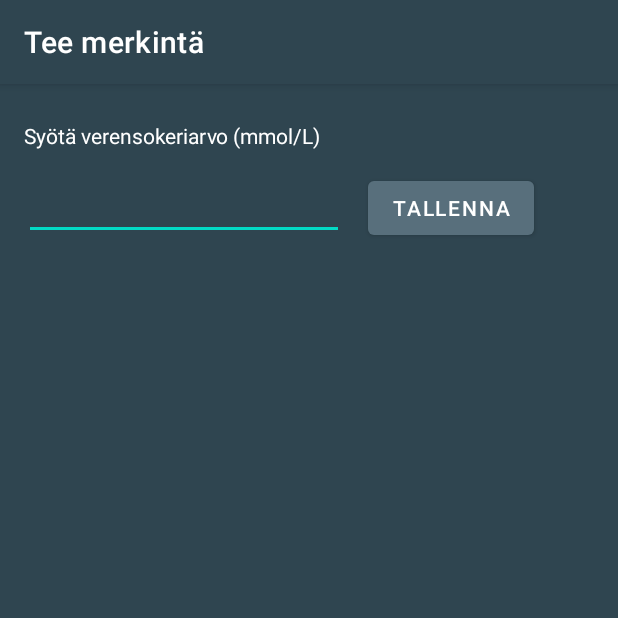
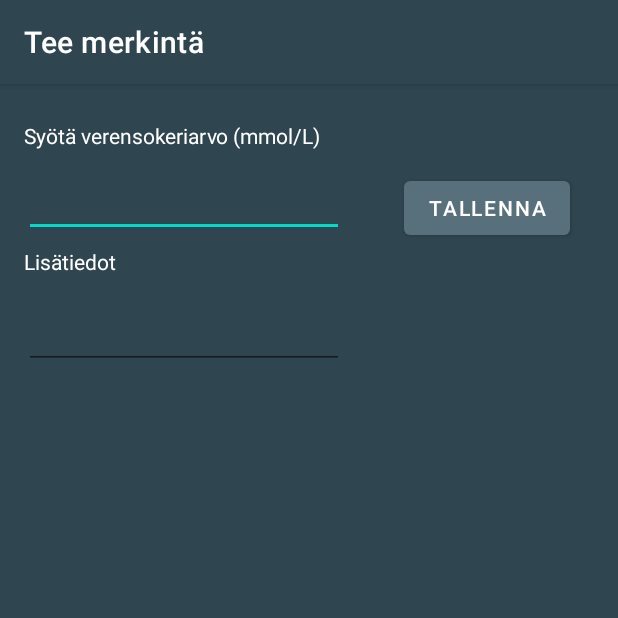
Before and after one commit to RaikasNeiti/Ryhm-kaakko-Android-Project, an Android app: the activity_diary_new screen opened directly, with no data from a screen before it, after a tap on "TALLENNA", on a phone screen of 412 x 824 dp, the top half of it. Run offline under Robolectric (Android 15) with nearby library versions, the phone set to English and light mode, and no system bars.

Commit message:
Lisätty uusi sarake tietokantaan lisätiedoille. Lisätty activity_diary_details-aktiviteettiin lisätiedot-kenttä, johon haetaan käyttäjän verensokerimerkinnän yhteydessä syöttämät lisätiedot. Annettu luokille järkevämmät nimet.

```diff
--- a/app/src/main/java/com/example/ryhmakaakkoapplication/MainActivity.java
+++ b/app/src/main/java/com/example/ryhmakaakkoapplication/MainActivity.java
@@ -18,7 +18,7 @@ import java.util.ArrayList;
 /**
  * MainActivity-luokka sisältää UI-kenttien päivittämiseen liittyvän koodin
  * @author Olli Kolkki, Felix Uimonen, Joni Tahvanainen, Teemu Olkkonen
- * @version 4.20 3/2019
+ * @version 2.0 3/2019
  */
 
 public class MainActivity extends AppCompatActivity implements SensorEventListener, StepListener {
@@ -36,8 +36,9 @@ public class MainActivity extends AppCompatActivity implements SensorEventListen
     SharedPreferences sharedpreferences;
     Calculator calculator;
 
-    /**
-     * Luodaan onCreate eventti
+    /*
+     * Funktio, joka kutsutaan kun aktiviteetti luodaan.
+     * @param savedInstanceState = referenssi Bundle-objektiin, joka annetaan onCreate-funktiolle
      */
     @Override
     protected void onCreate(Bundle savedInstanceState) {
@@ -45,7 +46,6 @@ public class MainActivity extends AppCompatActivity implements SensorEventListen
         super.onCreate(savedInstanceState);
         setContentView(R.layout.activity_main);
 
-        // Get an instance of the SensorManager
         sensorManager = (SensorManager) getSystemService(SENSOR_SERVICE);
         accel = sensorManager.getDefaultSensor(Sensor.TYPE_ACCELEROMETER);
         simpleStepDetector = new StepDetector();
@@ -53,8 +53,8 @@ public class MainActivity extends AppCompatActivity implements SensorEventListen
         TextView Steps = findViewById(R.id.stepcountView);
 
         sensorManager.registerListener(MainActivity.this, accel, SensorManager.SENSOR_DELAY_FASTEST);
+        sharedpreferences = getPreferences(MODE_PRIVATE);
 
-        sharedpreferences = getPreferences(MODE_PRIVATE);
         if(sharedpreferences.contains("steps")) {
             Gson gson = new Gson();
             String json = sharedpreferences.getString("steps", "");
@@ -66,7 +66,7 @@ public class MainActivity extends AppCompatActivity implements SensorEventListen
     }
 
     /**
-     * Hyödynnetään gson ja json tiedontallennus
+     * Funktio tallentaa askeltietoja sovelluksen siirryttyä pause-tilaan
      */
     protected void onPause() {
         super.onPause();
@@ -80,7 +80,7 @@ public class MainActivity extends AppCompatActivity implements SensorEventListen
     }
 
     /**
-     * Kun sovellukseen palataan pause/destroyed tilasta, se palauttaa arvot jotka on tallennettu databasiin tai sharedpreferences.
+     * Kun sovellukseen palataan pause/destroyed tilasta, tämä funktio palauttaa tallennetut arvot.
      */
     protected void onResume() {
         super.onResume();
@@ -105,7 +105,7 @@ public class MainActivity extends AppCompatActivity implements SensorEventListen
     }
 
     /**
-     * Kun sovellus sammutetaan tämä methodi varmistaa että askelmittaukseen tarvittavat sensorit sammutetaan.
+     * Kun sovellus sammutetaan tämä metodi varmistaa että askelmittaukseen tarvittavat sensorit sammutetaan.
      */
 
     @Override
@@ -119,7 +119,7 @@ public class MainActivity extends AppCompatActivity implements SensorEventListen
     }
 
     /**
-     * kun sensori tunnistaa liikettä tämä methodi aktivoidaan.
+     * Kun sensori tunnistaa liikettä tämä methodi aktivoidaan.
      * @param event muuttuja sensorin muutokselle.
      */
 
@@ -143,8 +143,8 @@ public class MainActivity extends AppCompatActivity implements SensorEventListen
     }
 
     /**
-     * Päivittää askel-kenttää lisäämällä yhden askeleen.
      *
+     * @param timeNs Mikä tämä on?
      */
     @Override
     public void step(long timeNs) {
@@ -163,12 +163,12 @@ public class MainActivity extends AppCompatActivity implements SensorEventListen
     }
 
     public void openNote(View view)    {
-        Intent intent = new Intent(this, activity_diary_entry.class);
+        Intent intent = new Intent(this, activity_diary_new.class);
         startActivity(intent);
     }
 
     public void openGoal(View view) {
-        Intent intent = new Intent(this, activity_goal_entry.class);
+        Intent intent = new Intent(this, activity_settings.class);
         startActivity(intent);
     }
 
--- a/app/src/main/java/com/example/ryhmakaakkoapplication/activity_diary.java
+++ b/app/src/main/java/com/example/ryhmakaakkoapplication/activity_diary.java
@@ -52,12 +52,11 @@ public class activity_diary extends AppCompatActivity {
      * @param year ajankohta
      */
     public void katsoMerkinta(View view, int dayOfMonth, int month, int year)  {      //Hakee klikatun päivämäärän ja lähettää sen EntryActivityyn
-        Intent intent = new Intent(this, activity_entry_display.class);
+        Intent intent = new Intent(this, activity_diary_day.class);
         intent.putExtra("EXTRA_DAY", dayOfMonth);
         intent.putExtra("EXTRA_MONTH", month);
         intent.putExtra("EXTRA_YEAR", year);
         startActivity(intent);
-
     }
 
 }
--- a/app/src/main/java/com/example/ryhmakaakkoapplication/activity_diary_entry.java
+++ b/app/src/main/java/com/example/ryhmakaakkoapplication/activity_diary_new.java
@@ -5,6 +5,7 @@ import androidx.appcompat.app.AppCompatActivity;
 
 import android.os.Bundle;
 
+import android.util.Log;
 import android.view.View;
 import android.widget.EditText;
 import android.widget.Toast;
@@ -16,7 +17,7 @@ import android.widget.Toast;
  * @version 1.0 12/2020
  */
 
-public class activity_diary_entry extends AppCompatActivity {       // tehty https://www.youtube.com/watch?v=aQAIMY-HzL8 ohjeen pohjalta
+public class activity_diary_new extends AppCompatActivity {       // tehty https://www.youtube.com/watch?v=aQAIMY-HzL8 ohjeen pohjalta
 
     DatabaseHelper mDatabaseHelper;
     private boolean insertData;
@@ -28,16 +29,16 @@ public class activity_diary_entry extends AppCompatActivity {       // tehty htt
     @Override
     protected void onCreate(Bundle savedInstanceState) {
         super.onCreate(savedInstanceState);
-        setContentView(R.layout.activity_diary_entry);
+        setContentView(R.layout.activity_diary_new);
         mDatabaseHelper = new DatabaseHelper(this);
     }
 
     /**
      * kutsutaan lähetetään tiedot tietokantaan
-     * @param newEntry saadut tiedot
+     * @param sugarEntry saadut tiedot
      */
-    public void addData(String newEntry)    {
-        insertData = mDatabaseHelper.addToDiary(newEntry, "DIARY");
+    public void addData(String sugarEntry, String noteEntry)    {
+        insertData = mDatabaseHelper.addToDiary(sugarEntry, noteEntry, "DIARY");
         if (!insertData) {
             Toast.makeText(getApplicationContext(),"Datan syöttö epäonnistui",Toast.LENGTH_SHORT).show();
         }   else    {
@@ -51,16 +52,23 @@ public class activity_diary_entry extends AppCompatActivity {       // tehty htt
      */
     public void sendEntry(View view)    {
         EditText editText = (EditText) findViewById(R.id.editText);
+        EditText editText2 = (EditText) findViewById(R.id.editText2);
+
         String input = editText.getText().toString();
+        String input2 = editText2.getText().toString();
 
-        if (input.length() > 0) {
-            addData(input);
-
+        if (input.length() > 0 && input2.length() <= 50 && input2.length() > 0) {
+            addData(input, input2);
+            Toast.makeText(getApplicationContext(),input + " mmol/L lisätty päiväkirjaan",Toast.LENGTH_SHORT).show();
+            Log.d("save", "save success");
+        } else if (input.length() > 0 && input2.length() <= 0)  {
+            addData(input, "Ei lisätietoja");
+            Log.d("save", "no info");
             Toast.makeText(getApplicationContext(),input + " mmol/L lisätty päiväkirjaan",Toast.LENGTH_SHORT).show();
         } else  {
+            Log.d("save", "save failed");
+            Toast.makeText(getApplicationContext(),"Tallennus epäonnistui. Kenttien arvot ovat puutteeliset",Toast.LENGTH_SHORT).show();
+        }
 
-            Toast.makeText(getApplicationContext(),"Tallennus epäonnistui. Merkinnän on oltava numero",Toast.LENGTH_SHORT).show();
-        }
-        editText.setText("");
     }
 }
--- a/app/src/main/java/com/example/ryhmakaakkoapplication/activity_goal_entry.java
+++ b/app/src/main/java/com/example/ryhmakaakkoapplication/activity_settings.java
@@ -17,7 +17,7 @@ import java.util.List;
  * @version 1.0 12/2020
  */
 
-public class activity_goal_entry extends AppCompatActivity {
+public class activity_settings extends AppCompatActivity {
 
     private RangeSlider sugarslider;
     private Slider stepslider;
@@ -29,7 +29,7 @@ public class activity_goal_entry extends AppCompatActivity {
     @Override
     protected void onCreate(Bundle savedInstanceState) {
         super.onCreate(savedInstanceState);
-        setContentView(R.layout.activity_goal_entry);
+        setContentView(R.layout.activity_settings);
         sugarslider = findViewById(R.id.sugarslider);
         stepslider = findViewById(R.id.stepslider);
         sugarslider.setLabelFormatter(value -> value + " mmol/L");
--- a/app/src/main/res/layout/activity_entry_display.xml
+++ b/app/src/main/res/layout/activity_diary_day.xml
@@ -4,7 +4,7 @@
     xmlns:tools="http://schemas.android.com/tools"
     android:layout_width="match_parent"
     android:layout_height="match_parent"
-    tools:context=".activity_entry_display">
+    tools:context=".activity_diary_day">
 
     <ListView
         android:id="@+id/entriesListView"
--- a/app/src/main/res/layout/activity_diary_entry.xml
+++ b/app/src/main/res/layout/activity_diary_new.xml
@@ -4,14 +4,15 @@
     xmlns:tools="http://schemas.android.com/tools"
     android:layout_width="match_parent"
     android:layout_height="match_parent"
-    tools:context=".activity_diary_entry">
+    tools:context=".activity_diary_new">
 
     <EditText
         android:id="@+id/editText"
         android:layout_width="wrap_content"
-        android:layout_height="wrap_content"
+        android:layout_height="43dp"
         android:ems="10"
         android:inputType="numberDecimal"
+        android:maxLength="4"
         android:shadowColor="#000000"
         android:textColor="#FFFFFF"
         android:textColorHint="#FDFDFD"
@@ -21,6 +22,22 @@
         app:layout_constraintStart_toStartOf="parent"
         app:layout_constraintTop_toTopOf="parent"
         app:layout_constraintVertical_bias="0.081" />
+
+    <EditText
+        android:id="@+id/editText2"
+        android:layout_width="wrap_content"
+        android:layout_height="wrap_content"
+        android:ems="10"
+        android:maxLength="50"
+        android:shadowColor="#000000"
+        android:textColor="#FFFFFF"
+        android:textColorHint="#FDFDFD"
+        app:layout_constraintBottom_toBottomOf="parent"
+        app:layout_constraintEnd_toEndOf="parent"
+        app:layout_constraintHorizontal_bias="0.079"
+        app:layout_constraintStart_toStartOf="parent"
+        app:layout_constraintTop_toTopOf="parent"
+        app:layout_constraintVertical_bias="0.2" />
 
     <Button
         android:id="@+id/button"
@@ -34,7 +51,7 @@
         android:text="TALLENNA"
         app:layout_constraintBaseline_toBaselineOf="@+id/editText"
         app:layout_constraintEnd_toEndOf="parent"
-        app:layout_constraintHorizontal_bias="0.0"
+        app:layout_constraintHorizontal_bias="0.595"
         app:layout_constraintStart_toEndOf="@+id/editText" />
 
     <TextView
@@ -46,6 +63,20 @@
         android:text="Syötä verensokeriarvo (mmol/L)"
         android:textColor="#FFFFFF"
         app:layout_constraintEnd_toEndOf="@+id/editText"
+        app:layout_constraintHorizontal_bias="0.0"
+        app:layout_constraintStart_toStartOf="@+id/editText"
+        app:layout_constraintTop_toTopOf="parent" />
+
+    <TextView
+        android:id="@+id/textView5"
+        android:layout_width="0dp"
+        android:layout_height="37dp"
+        android:layout_marginTop="100dp"
+        android:gravity="center_vertical"
+        android:text="Lisätiedot"
+        android:textColor="#FFFFFF"
+        app:layout_constraintEnd_toEndOf="@+id/editText"
+        app:layout_constraintHorizontal_bias="0.0"
         app:layout_constraintStart_toStartOf="@+id/editText"
         app:layout_constraintTop_toTopOf="parent" />
 
--- a/app/src/main/res/layout/activity_goal_entry.xml
+++ b/app/src/main/res/layout/activity_settings.xml
@@ -4,7 +4,7 @@
     xmlns:tools="http://schemas.android.com/tools"
     android:layout_width="match_parent"
     android:layout_height="match_parent"
-    tools:context=".activity_goal_entry">
+    tools:context=".activity_settings">
 
     <com.google.android.material.slider.Slider
 
```
Also changed, not shown: app/src/main/AndroidManifest.xml (+4 -4 lines), app/src/main/java/com/example/ryhmakaakkoapplication/DatabaseHelper.java (+7 -35 lines), app/src/main/java/com/example/ryhmakaakkoapplication/Steps.java (+4 -4 lines), app/src/main/java/com/example/ryhmakaakkoapplication/TimeStamp.java (+8 -8 lines), app/src/main/java/com/example/ryhmakaakkoapplication/activity_diary_day.java (renamed from app/src/main/java/com/example/ryhmakaakkoapplication/activity_entry_display.java, +7 -3 lines), app/src/main/java/com/example/ryhmakaakkoapplication/activity_diary_details.java (renamed from app/src/main/java/com/example/ryhmakaakkoapplication/activity_entry_details.java, +11 -2 lines), app/src/main/res/layout/activity_diary_details.xml (renamed from app/src/main/res/layout/activity_entry_details.xml, +50 -27 lines), 44 other files.
